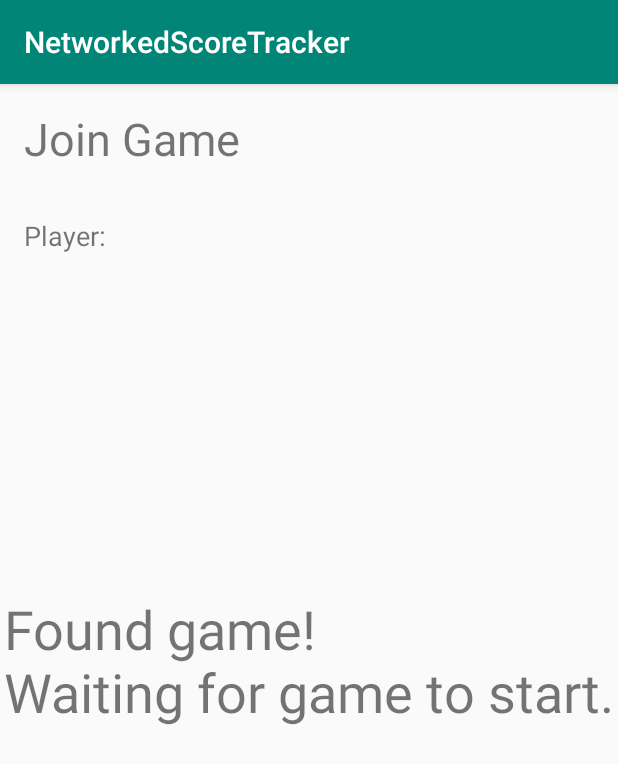
After one commit to fargusplumdoodle/NetworkedScoreTracker, an Android app: the JoinGameActivity screen opened directly, with no data from a screen before it, on a phone screen of 412 x 824 dp. The commit adds this screen. Shown: the top 764 px of the screen. Run offline under Robolectric (Android 15) with nearby library versions, the phone set to English and light mode, and no system bars.

Commit message:
added JoinGame screen

```diff
--- a/app/src/main/AndroidManifest.xml
+++ b/app/src/main/AndroidManifest.xml
@@ -9,7 +9,8 @@
         android:roundIcon="@mipmap/ic_launcher_round"
         android:supportsRtl="true"
         android:theme="@style/AppTheme">
-        <activity android:name=".inGameServerActivity"></activity>
+        <activity android:name=".JoinGameActivity"></activity>
+        <activity android:name=".inGameServerActivity" />
         <activity android:name=".NewGameActivity" />
         <activity android:name=".MainActivity">
             <intent-filter>
--- /dev/null
+++ b/app/src/main/java/ra/sekhnet/networkedscoretracker/JoinGameActivity.java
@@ -0,0 +1,48 @@
+package ra.sekhnet.networkedscoretracker;
+
+import android.content.Intent;
+import android.os.Bundle;
+import android.support.v7.app.AppCompatActivity;
+import android.widget.TextView;
+
+import static ra.sekhnet.networkedscoretracker.MainActivity.PLAYER_NAME;
+
+public class JoinGameActivity extends AppCompatActivity {
+    private String playerName;
+
+    @Override
+    protected void onCreate(Bundle savedInstanceState) {
+        super.onCreate(savedInstanceState);
+        setContentView(R.layout.activity_join_game);
+
+        // getting player name
+        Intent intent = getIntent();
+        playerName = intent.getStringExtra(PLAYER_NAME);
+
+        // setting player name
+        TextView playerNameTextView = (TextView) findViewById(R.id.playerNameLabelJoinGame);
+        playerNameTextView.setText(playerName);
+
+        TextView status = (TextView) findViewById(R.id.gameSearchStatusLabel);
+        status.setText("Searching for games");
+    }
+    @Override
+    protected void onStart(){
+        super.onStart();
+
+        searchForGame();
+    }
+    public void searchForGame(){
+        TextView status = (TextView) findViewById(R.id.gameSearchStatusLabel);
+
+        // here we would actually be searching for games, but we are just doing this now
+        //TODO: GUI ISSUE: message does not show screen until onCreate is finished doing this
+        try {
+            Thread.sleep(5000);
+        } catch (InterruptedException e) {
+            System.out.println("Here we are, none of this matters");
+        }
+
+        status.setText("Found game!\nWaiting for game to start.");
+    }
+}
--- a/app/src/main/java/ra/sekhnet/networkedscoretracker/MainActivity.java
+++ b/app/src/main/java/ra/sekhnet/networkedscoretracker/MainActivity.java
@@ -1,8 +1,8 @@
 package ra.sekhnet.networkedscoretracker;
 
 import android.content.Intent;
+import android.os.Bundle;
 import android.support.v7.app.AppCompatActivity;
-import android.os.Bundle;
 import android.view.View;
 import android.widget.EditText;
 import android.widget.TextView;
@@ -55,4 +55,13 @@ public class MainActivity extends AppCompatActivity {
         intent.putExtra(PLAYER_NAME, playerNameEditText.getText().toString());
         startActivity(intent);
     }
+
+    public void joinGame(View view){
+        Intent intent = new Intent(this, JoinGameActivity.class);
+        EditText playerNameEditText = (EditText) findViewById(R.id.PlayerNameEditText);
+
+        // passing player name to newGame page
+        intent.putExtra(PLAYER_NAME, playerNameEditText.getText().toString());
+        startActivity(intent);
+    }
 }
--- a/app/src/main/java/ra/sekhnet/networkedscoretracker/NewGameActivity.java
+++ b/app/src/main/java/ra/sekhnet/networkedscoretracker/NewGameActivity.java
@@ -69,4 +69,5 @@ public class NewGameActivity extends AppCompatActivity {
 
         startActivity(intent);
     }
+
 }
--- a/app/src/main/java/ra/sekhnet/networkedscoretracker/inGameServerActivity.java
+++ b/app/src/main/java/ra/sekhnet/networkedscoretracker/inGameServerActivity.java
@@ -53,6 +53,13 @@ public class inGameServerActivity extends AppCompatActivity {
         this.printPlayerInfo();
         this.updatePlayerInfo();
     }
+
+    public void loseGame(View view){
+        setPlayerHealth(playerName, 0);
+        updateOwnHealth();
+        updatePlayerInfo();
+    }
+
     public void submitHealth(View view){
         EditText life = (EditText) findViewById(R.id.lifeTotalEditText);
         int newHealth = Integer.parseInt(life.getText().toString());
--- a/app/src/main/res/layout/activity_in_game.xml
+++ b/app/src/main/res/layout/activity_in_game.xml
@@ -36,6 +36,7 @@
         android:layout_marginTop="16dp"
         android:layout_marginEnd="16dp"
         android:layout_marginRight="16dp"
+        android:onClick="loseGame"
         android:text="@string/loseGameButtonText"
         app:layout_constraintEnd_toEndOf="parent"
         app:layout_constraintTop_toTopOf="parent" />
--- /dev/null
+++ b/app/src/main/res/layout/activity_join_game.xml
@@ -0,0 +1,62 @@
+<?xml version="1.0" encoding="utf-8"?>
+<android.support.constraint.ConstraintLayout xmlns:android="http://schemas.android.com/apk/res/android"
+    xmlns:app="http://schemas.android.com/apk/res-auto"
+    xmlns:tools="http://schemas.android.com/tools"
+    android:layout_width="match_parent"
+    android:layout_height="match_parent"
+    tools:context=".JoinGameActivity">
+
+    <TextView
+        android:id="@+id/textView8"
+        android:layout_width="wrap_content"
+        android:layout_height="wrap_content"
+        android:layout_marginStart="16dp"
+        android:layout_marginLeft="16dp"
+        android:layout_marginTop="16dp"
+        android:text="@string/JoinGame_button"
+        android:textSize="30sp"
+        app:layout_constraintStart_toStartOf="parent"
+        app:layout_constraintTop_toTopOf="parent" />
+
+    <TextView
+        android:id="@+id/textView9"
+        android:layout_width="wrap_content"
+        android:layout_height="wrap_content"
+        android:layout_marginStart="16dp"
+        android:layout_marginLeft="16dp"
+        android:layout_marginTop="32dp"
+        android:text="@string/PlayerLabel"
+        android:textSize="18sp"
+        app:layout_constraintStart_toStartOf="parent"
+        app:layout_constraintTop_toBottomOf="@+id/textView8" />
+
+    <TextView
+        android:id="@+id/playerNameLabelJoinGame"
+        android:layout_width="wrap_content"
+        android:layout_height="wrap_content"
+        android:layout_marginStart="8dp"
+        android:layout_marginLeft="8dp"
+        android:layout_marginTop="32dp"
+        android:text="TextView"
+        android:textSize="18sp"
+        app:layout_constraintStart_toEndOf="@+id/textView9"
+        app:layout_constraintTop_toBottomOf="@+id/textView8" />
+
+    <TextView
+        android:id="@+id/gameSearchStatusLabel"
+        android:layout_width="wrap_content"
+        android:layout_height="wrap_content"
+        android:layout_marginStart="131dp"
+        android:layout_marginLeft="131dp"
+        android:layout_marginTop="228dp"
+        android:layout_marginEnd="132dp"
+        android:layout_marginRight="132dp"
+        android:layout_marginBottom="341dp"
+        android:text="TextView"
+        android:textSize="36sp"
+        app:layout_constraintBottom_toBottomOf="parent"
+        app:layout_constraintEnd_toEndOf="parent"
+        app:layout_constraintStart_toStartOf="parent"
+        app:layout_constraintTop_toBottomOf="@+id/playerNameLabelJoinGame" />
+
+</android.support.constraint.ConstraintLayout>
--- a/app/src/main/res/layout/activity_main.xml
+++ b/app/src/main/res/layout/activity_main.xml
@@ -71,6 +71,7 @@
         android:layout_marginTop="40dp"
         android:layout_marginEnd="162dp"
         android:layout_marginRight="162dp"
+        android:onClick="joinGame"
         android:text="@string/JoinGame_button"
         app:layout_constraintEnd_toEndOf="parent"
         app:layout_constraintStart_toStartOf="parent"
--- a/app/src/main/res/values/strings.xml
+++ b/app/src/main/res/values/strings.xml
@@ -16,4 +16,5 @@
     <string name="plus1Button">+1</string>
     <string name="minus1Button">-1</string>
     <string name="submitButton">Submit</string>
+    <string name="searchForGameButton">Search for game</string>
 </resources>
```
